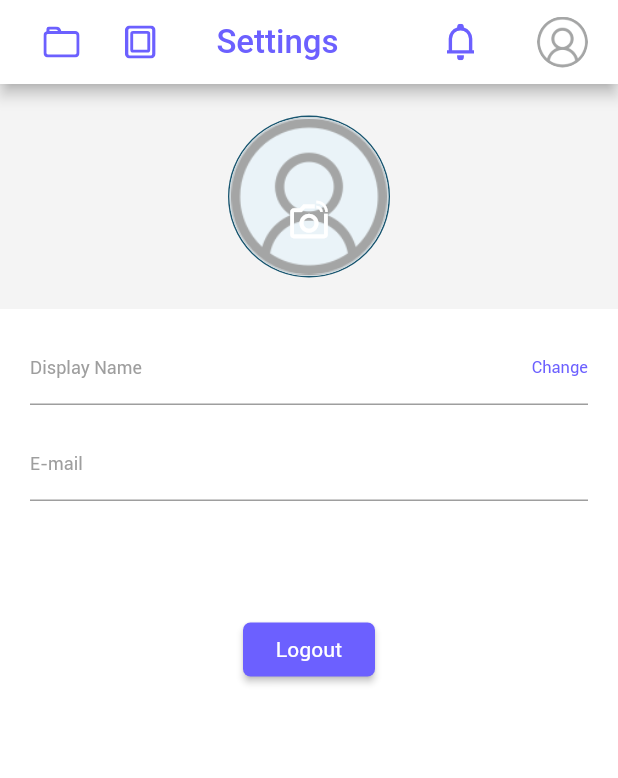
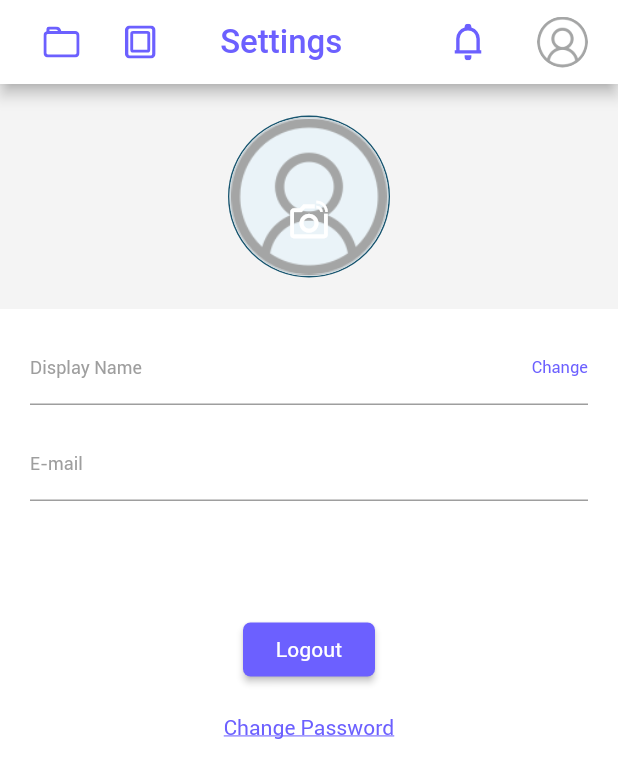
Before and after one commit to stashtinc16/Stashtcode2022, a Flutter app: the Profile screen opened by its route, on a phone screen of 412 x 824 dp. Shown: the top 778 px of the screen. Run offline on Flutter 3.47's test engine with Material 2 defaults, Android fonts, the phone set to English and light mode, and no system bars; our stand-ins replace cached_network_image, cloud_firestore, connectivity, firebase_auth, firebase_core, firebase_crashlytics and 10 more; missing offline and left inert: app_settings, flutter_login_facebook, flutter_share, image_picker_for_web, multi_image_picker, photo_gallery; accounts and stored records are empty; generated files the repository leaves out were written again; Roboto replaces fonts that are missing (gibsonsemibold); project files that could hold a hidden picture were left out.

Commit message:
Change password, notification fixes, bug fixes

```diff
--- a/lib/app_bar.dart
+++ b/lib/app_bar.dart
@@ -93,7 +93,7 @@ PreferredSizeWidget commonAppbar(BuildContext context, String title,
             ],
           ),
           const SizedBox(
-            width: 25,
+            width: 20,
           ),
           InkWell(
             onTap: () {
--- a/lib/login_signup/domain/sign_up.dart
+++ b/lib/login_signup/domain/sign_up.dart
@@ -247,8 +247,8 @@ class Signup extends GetView<SignupController> {
                                     validator: (value) {
                                       if (value!.isEmpty) {
                                         return "Please enter password";
-                                      } else if (value.length < 6) {
-                                        return "Please enter at least 6 characters";
+                                      } else if (value.length < 8) {
+                                        return "Please enter at least 8 characters";
                                       }
                                       return null;
                                     },
--- a/lib/profile/controller/profile_controller.dart
+++ b/lib/profile/controller/profile_controller.dart
@@ -1,24 +1,28 @@
 import 'package:cloud_firestore/cloud_firestore.dart';
 import 'package:firebase_auth/firebase_auth.dart';
 import 'package:flutter/widgets.dart';
+import 'package:flutter_easyloading/flutter_easyloading.dart';
 import 'package:flutter_login_facebook/flutter_login_facebook.dart';
 import 'package:get/get.dart';
-import 'package:get/get_rx/get_rx.dart';
-import 'package:get/get_state_manager/get_state_manager.dart';
 import 'package:stasht/login_signup/domain/user_model.dart';
-import 'package:stasht/memories/domain/memories_model.dart';
 import 'package:stasht/routes/app_routes.dart';
 import 'package:stasht/utils/constants.dart';
 
 class ProfileController extends GetxController {
-  RxBool isObscure = true.obs;
-  var passwordcontroller = TextEditingController();
+  RxBool isObscureNew = true.obs;
+  RxBool isObscureOld = true.obs;
+  RxBool isObscureConfirm = true.obs;
+  var oldPasswordcontroller = TextEditingController().obs;
+  var newPasswordcontroller = TextEditingController().obs;
+  var confirmPasswordcontroller = TextEditingController().obs;
   var nameController = TextEditingController().obs;
   RxBool status1 = true.obs;
   RxBool status2 = true.obs;
   RxBool status3 = true.obs;
   RxBool changeUserName = false.obs;
   FirebaseAuth firebaseAuth = FirebaseAuth.instance;
+  GlobalKey<FormState> formkey = GlobalKey<FormState>();
+
   FacebookLogin facebookAuth = FacebookLogin();
   @override
   void onInit() {
@@ -45,6 +49,36 @@ class ProfileController extends GetxController {
     super.onReady();
   }
 
+  changePassword() async {
+    if (formkey.currentState!.validate()) {
+      formkey.currentState!.save();
+      EasyLoading.show(status: 'Processing..');
+      final user = await FirebaseAuth.instance.currentUser;
+      final cred = EmailAuthProvider.credential(
+          email: user!.email!, password: oldPasswordcontroller.value.text);
+
+      user.reauthenticateWithCredential(cred).then((value) {
+        user.updatePassword(newPasswordcontroller.value.text).then((_) {
+          //Success, do something
+          print('NewPassword');
+           EasyLoading.dismiss();
+          Get.back();
+          Get.snackbar('Success', 'Password changed successfully.');
+
+        }).catchError((error) {
+          //Error, show something
+          print('catchErrorUpdate $error');
+          Get.snackbar('User not found', '');
+          EasyLoading.dismiss();
+        });
+      }).catchError((err) {
+        print('catchError $err');
+        EasyLoading.dismiss();
+        Get.snackbar('Password Incorrect', 'Current password is incorrect.');
+      });
+    }
+  }
+
   logoutUser() {
     firebaseAuth.signOut();
     facebookAuth.logOut();
@@ -58,6 +92,7 @@ class ProfileController extends GetxController {
   }
 
   void changeUserNameFunc() {
+    if (formkey.currentState!.validate()) {}
     usersRef
         .doc(userId)
         .update({"display_name": nameController.value.text}).then(
--- a/lib/profile/presentation/profile.dart
+++ b/lib/profile/presentation/profile.dart
@@ -102,7 +102,8 @@ class Profile extends GetView<ProfileController> {
                                     width: 108,
                                     decoration: BoxDecoration(
                                       border: Border.all(
-                                        color: const Color.fromARGB(255, 25, 86, 112),
+                                        color: const Color.fromARGB(
+                                            255, 25, 86, 112),
                                       ),
                                       borderRadius: const BorderRadius.all(
                                           Radius.circular(100)),
@@ -111,11 +112,12 @@ class Profile extends GetView<ProfileController> {
                                     child: userImage.value.isNotEmpty
                                         ? CachedNetworkImage(
                                             imageUrl: userImage.value,
-                                            fit: BoxFit.cover,progressIndicatorBuilder:
-                                (context, url, downloadProgress) =>
-                                    CircularProgressIndicator(
-                                        value: downloadProgress.progress)
-                                          )
+                                            fit: BoxFit.cover,
+                                            progressIndicatorBuilder: (context,
+                                                    url, downloadProgress) =>
+                                                CircularProgressIndicator(
+                                                    value: downloadProgress
+                                                        .progress))
                                         : Padding(
                                             padding:
                                                 const EdgeInsets.only(top: 0),
@@ -239,59 +241,6 @@ class Profile extends GetView<ProfileController> {
                           color: Colors.grey,
                           margin: const EdgeInsets.only(bottom: 15),
                         ),
-                        // if (!isSocailUser)
-                        //   Row(
-                        //     mainAxisAlignment: MainAxisAlignment.spaceBetween,
-                        //     children: [
-                        //       Expanded(
-                        //           child: Obx(
-                        //         () => TextFormField(
-                        //           obscureText: controller.isObscure.value,
-                        //           autovalidateMode:
-                        //               AutovalidateMode.onUserInteraction,
-                        //           controller: controller.passwordcontroller,
-                        //           decoration: InputDecoration(
-                        //               labelText: "Password",
-                        //               labelStyle: const TextStyle(
-                        //                 color: Colors.grey,
-                        //                 fontSize: 12,
-                        //                 fontWeight: FontWeight.w400,
-                        //               ),
-                        //               border: InputBorder.none,
-                        //               contentPadding: const EdgeInsets.only(
-                        //                   bottom: 10, top: 5),
-                        //               suffixIcon: IconButton(
-                        //                 icon: Icon(
-                        //                   controller.isObscure.value
-                        //                       ? Icons.visibility_outlined
-                        //                       : Icons.visibility_off,
-                        //                   color: Colors.grey,
-                        //                 ),
-                        //                 onPressed: () {
-                        //                   controller.isObscure.value =
-                        //                       !controller.isObscure.value;
-                        //                 },
-                        //               )),
-                        //           style: const TextStyle(
-                        //               color: Colors.black, fontSize: 14),
-                        //         ),
-                        //       )),
-                        //       const Text(
-                        //         "Change",
-                        //         style: TextStyle(
-                        //           color: AppColors.primaryColor,
-                        //           fontSize: 11,
-                        //           fontWeight: FontWeight.w400,
-                        //         ),
-                        //       ),
-                        //     ],
-                        //   ),
-                        // if (!isSocailUser)
-                        //   Container(
-                        //     width: MediaQuery.of(context).size.width,
-                        //     height: 1,
-                        //     color: Colors.grey,
-                        //   ),
                         const SizedBox(
                           height: 60,
                         ),
@@ -308,7 +257,24 @@ class Profile extends GetView<ProfileController> {
                                     fontSize: 14.0, color: Colors.white)),
                             color: AppColors.primaryColor,
                           ),
-                        )
+                        ),
+                        const SizedBox(
+                          height: 20,
+                        ),
+                        InkWell(
+                          onTap: () {
+                            Get.toNamed(AppRoutes.changePassword);
+                          },
+                          child: Text(
+                            changePassword,
+                            style: const TextStyle(
+                                color: AppColors.primaryColor,
+                                fontSize: 14,
+                                fontWeight: FontWeight.w400,
+                                decoration: TextDecoration.underline),
+                            textAlign: TextAlign.center,
+                          ),
+                        ),
                       ],
                     ),
                   )
--- a/lib/routes/app_pages.dart
+++ b/lib/routes/app_pages.dart
@@ -13,6 +13,7 @@ import 'package:stasht/memories/presentation/memory_lane.dart';
 import 'package:stasht/notifications/binding/notification_bindings.dart';
 import 'package:stasht/notifications/presentation/notifications.dart';
 import 'package:stasht/profile/bindings/profile_binding.dart';
+import 'package:stasht/profile/presentation/change_password.dart';
 import 'package:stasht/profile/presentation/profile.dart';
 import 'package:stasht/routes/app_routes.dart';
 import 'package:stasht/login_signup/domain/sign_up.dart';
@@ -70,7 +71,11 @@ class AppPages {
         binding: MemoriesBinding()),
     GetPage(
         name: AppRoutes.notifications,
-        page: () => Notifications(),
-        binding: NotificationsBinding())
+        page: () => const Notifications(),
+        binding: NotificationsBinding()),
+    GetPage(
+        name: AppRoutes.changePassword,
+        page: () => ChangePassword(),
+        binding: ProfileBinding())
   ];
 }
--- a/lib/routes/app_routes.dart
+++ b/lib/routes/app_routes.dart
@@ -17,4 +17,5 @@ abstract class AppRoutes {
   static const comments = "/comments";
   static const collaborators = "/collaborators";
   static const notifications = "/notifications";
+  static const changePassword = "/change_password";
 }
--- a/lib/splash/controllers/splash_controller.dart
+++ b/lib/splash/controllers/splash_controller.dart
@@ -49,6 +49,7 @@ class SplashController extends GetxController {
   }
 
   void initializeFirebaseNotification() {
+    FirebaseMessaging.instance.requestPermission();
     FirebaseMessaging.instance
         .getInitialMessage()
         .then((RemoteMessage? message) {
@@ -59,6 +60,7 @@ class SplashController extends GetxController {
         {globalNotificationToken = value!, print('GetToken $value')});
 
     FirebaseMessaging.onMessage.listen((RemoteMessage message) {
+      print('onFirebaseMessaging ${message.data}');
       RemoteNotification? notification = message.notification;
       AndroidNotification? android = message.notification?.android;
       if (notification != null && android != null && !kIsWeb) {
@@ -80,6 +82,8 @@ class SplashController extends GetxController {
     });
 
     FirebaseMessaging.onMessageOpenedApp.listen((RemoteMessage message) {
+      String memoryId = message.data["memoryID"];
+      // Get.toNamed(AppRoutes.memoryList, {});
       print('A new onMessageOpenedApp event was published!');
     });
   }
```
Also changed, not shown: lib/login_signup/controllers/signup_controller.dart (+5 -3 lines), lib/main.dart (+1 -6 lines), lib/memories/controllers/memories_controller.dart (+12 -6 lines), lib/profile/presentation/change_password.dart (added, +188 -0 lines), lib/utils/constants.dart (+13 -0 lines), 3 other files.
